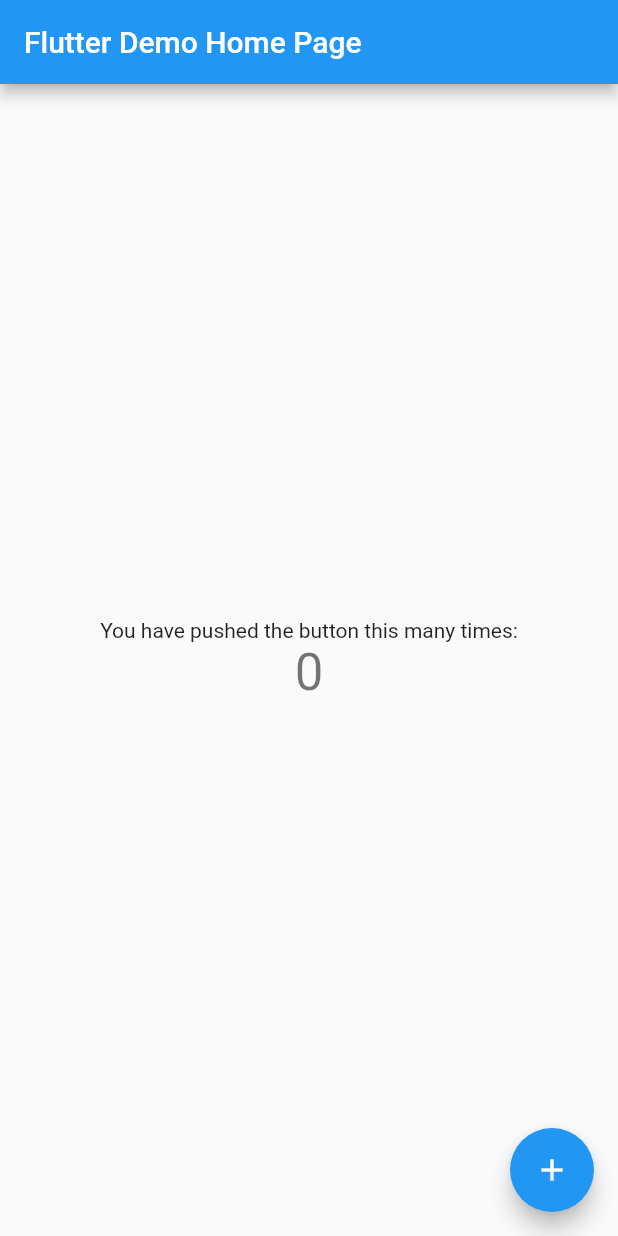
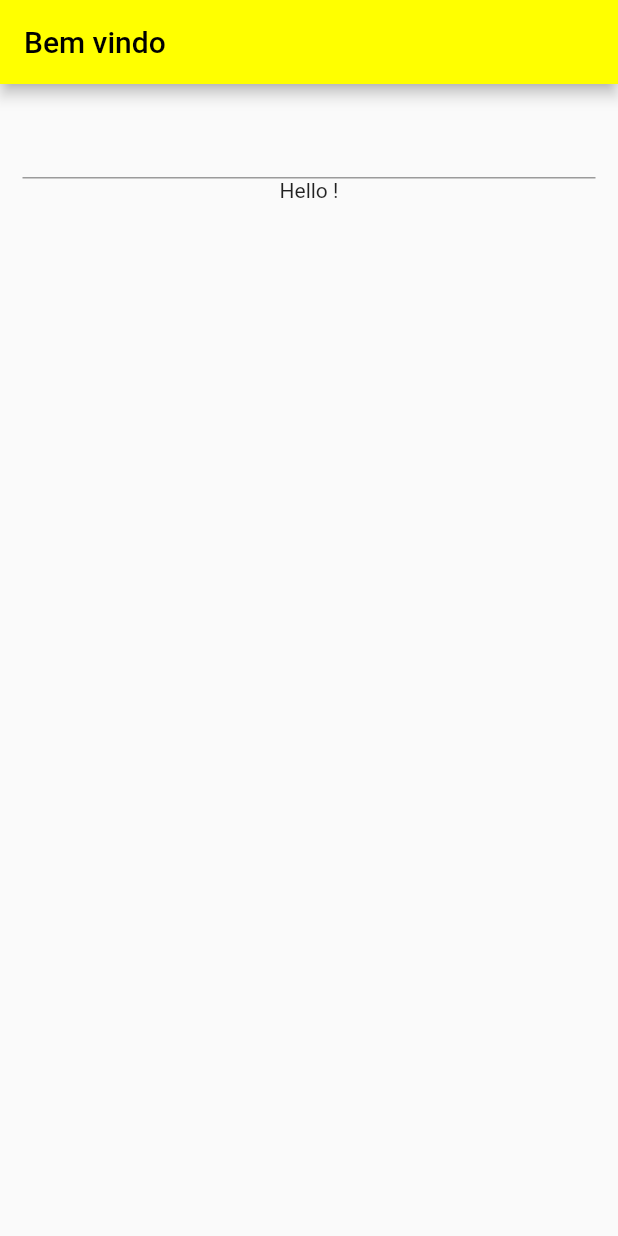
Before and after one commit to raloliver/flupg, a Flutter app: the screen it shows after launch, on a phone screen of 412 x 824 dp. Run offline on Flutter 3.47's test engine with Material 2 defaults, Android fonts, the phone set to English and light mode, and no system bars.

Commit message:
Add input to show name

```diff
--- a/lib/main.dart
+++ b/lib/main.dart
@@ -7,105 +7,49 @@ class MyApp extends StatelessWidget {
   @override
   Widget build(BuildContext context) {
     return MaterialApp(
-      title: 'Flutter Demo',
+      title: 'WYN',
       theme: ThemeData(
-        // This is the theme of your application.
-        //
-        // Try running your application with "flutter run". You'll see the
-        // application has a blue toolbar. Then, without quitting the app, try
-        // changing the primarySwatch below to Colors.green and then invoke
-        // "hot reload" (press "r" in the console where you ran "flutter run",
-        // or simply save your changes to "hot reload" in a Flutter IDE).
-        // Notice that the counter didn't reset back to zero; the application
-        // is not restarted.
-        primarySwatch: Colors.blue,
+        primarySwatch: Colors.yellow,
       ),
-      home: MyHomePage(title: 'Flutter Demo Home Page'),
+      home: new HelloYou(),
+      debugShowCheckedModeBanner: false,
     );
   }
 }
 
-class MyHomePage extends StatefulWidget {
-  MyHomePage({Key key, this.title}) : super(key: key);
-
-  // This widget is the home page of your application. It is stateful, meaning
-  // that it has a State object (defined below) that contains fields that affect
-  // how it looks.
-
-  // This class is the configuration for the state. It holds the values (in this
-  // case the title) provided by the parent (in this case the App widget) and
-  // used by the build method of the State. Fields in a Widget subclass are
-  // always marked "final".
-
-  final String title;
-
+class HelloYou extends StatefulWidget {
   @override
-  _MyHomePageState createState() => _MyHomePageState();
+  State<StatefulWidget> createState() => _HelloYouState();
 }
 
-class _MyHomePageState extends State<MyHomePage> {
-  int _counter = 0;
-
-  void _incrementCounter() {
-    setState(() {
-      // This call to setState tells the Flutter framework that something has
-      // changed in this State, which causes it to rerun the build method below
-      // so that the display can reflect the updated values. If we changed
-      // _counter without calling setState(), then the build method would not be
-      // called again, and so nothing would appear to happen.
-      _counter++;
-    });
-  }
+class _HelloYouState extends State<HelloYou> {
+  String name = '';
 
   @override
   Widget build(BuildContext context) {
-    // This method is rerun every time setState is called, for instance as done
-    // by the _incrementCounter method above.
-    //
-    // The Flutter framework has been optimized to make rerunning build methods
-    // fast, so that you can just rebuild anything that needs updating rather
-    // than having to individually change instances of widgets.
     return Scaffold(
       appBar: AppBar(
-        // Here we take the value from the MyHomePage object that was created by
-        // the App.build method, and use it to set our appbar title.
-        title: Text(widget.title),
+        title: Text(
+          "Bem vindo",
+          style: TextStyle(color: Colors.black),
+        ),
+        backgroundColor: Colors.yellowAccent,
       ),
-      body: Center(
-        // Center is a layout widget. It takes a single child and positions it
-        // in the middle of the parent.
+      body: Container(
+        padding: EdgeInsets.all(15.0),
         child: Column(
-          // Column is also layout widget. It takes a list of children and
-          // arranges them vertically. By default, it sizes itself to fit its
-          // children horizontally, and tries to be as tall as its parent.
-          //
-          // Invoke "debug painting" (press "p" in the console, choose the
-          // "Toggle Debug Paint" action from the Flutter Inspector in Android
-          // Studio, or the "Toggle Debug Paint" command in Visual Studio Code)
-          // to see the wireframe for each widget.
-          //
-          // Column has various properties to control how it sizes itself and
-          // how it positions its children. Here we use mainAxisAlignment to
-          // center the children vertically; the main axis here is the vertical
-          // axis because Columns are vertical (the cross axis would be
-          // horizontal).
-          mainAxisAlignment: MainAxisAlignment.center,
           children: <Widget>[
-            Text(
-              'You have pushed the button this many times:',
+            TextField(
+              onChanged: (String string) {
+                setState(() {
+                  name = string;
+                });
+              },
             ),
-            Text(
-              '$_counter',
-              style: Theme.of(context).textTheme.display1,
-            ),
+            Text('Hello ' + name + '!')
           ],
         ),
       ),
-      floatingActionButton: FloatingActionButton(
-        onPressed: _incrementCounter,
-        tooltip: 'Increment',
-        child: Icon(Icons.add),
-      ), // This trailing comma makes auto-formatting nicer for build methods.
     );
   }
 }
```
